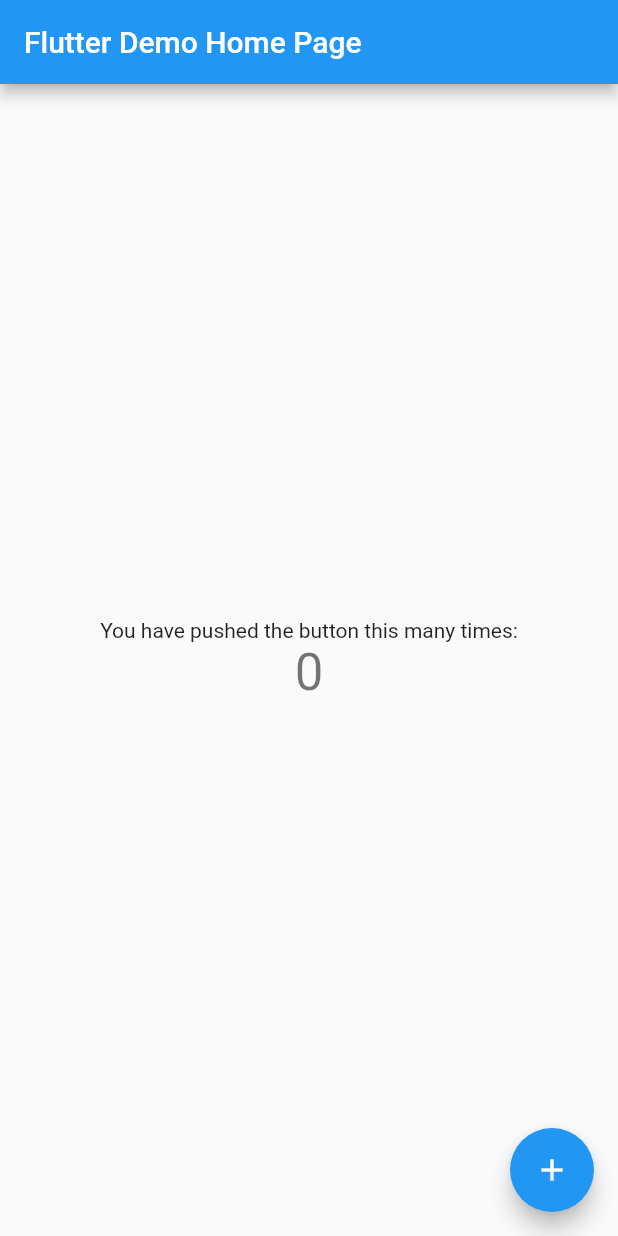
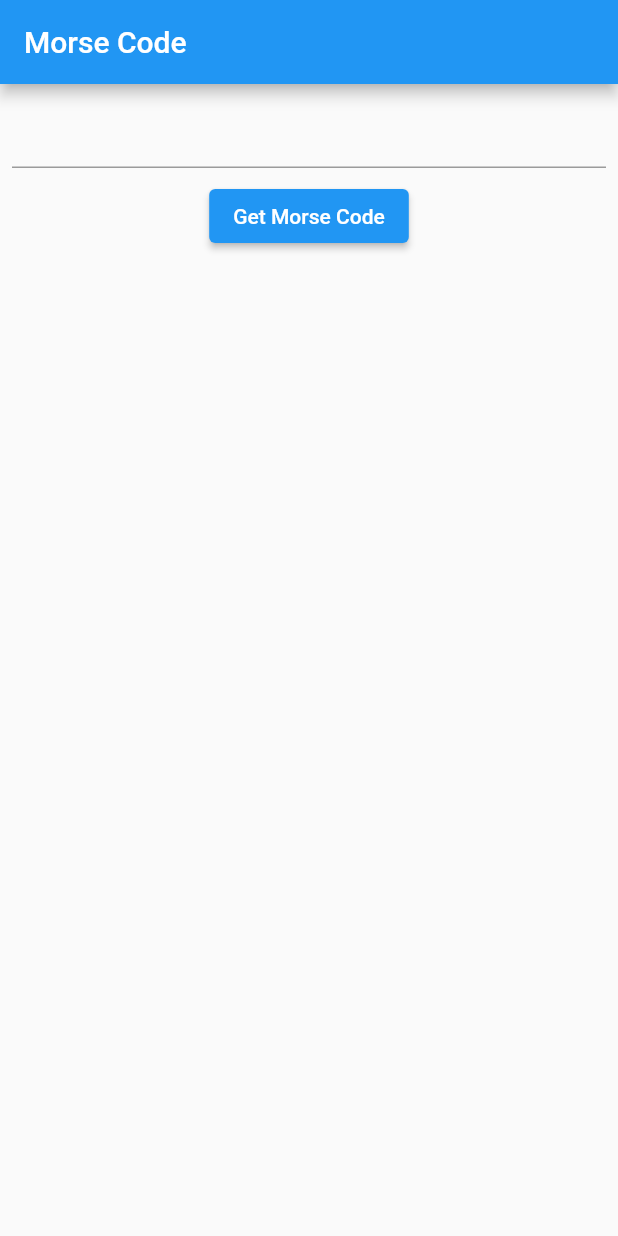
Before and after one commit to RohanKhatua/Morse-Code-Converter, a Flutter app: the screen it shows after launch, on a phone screen of 412 x 824 dp. Run offline on Flutter 3.47's test engine with Material 2 defaults, Android fonts, the phone set to English and light mode, and no system bars; missing offline and left inert: torch_light.

Commit message:
Added Home page and flashlight functionality

```diff
--- a/lib/main.dart
+++ b/lib/main.dart
@@ -1,4 +1,5 @@
 import 'package:flutter/material.dart';
+import 'package:morse_code/screens/home_page.dart';
 
 void main() {
   runApp(const MyApp());
@@ -7,109 +8,18 @@ void main() {
 class MyApp extends StatelessWidget {
   const MyApp({super.key});
 
-  // This widget is the root of your application.
   @override
   Widget build(BuildContext context) {
     return MaterialApp(
-      title: 'Flutter Demo',
+      title: 'Morse Code',
       theme: ThemeData(
-        // This is the theme of your application.
-        //
-        // Try running your application with "flutter run". You'll see the
-        // application has a blue toolbar. Then, without quitting the app, try
-        // changing the primarySwatch below to Colors.green and then invoke
-        // "hot reload" (press "r" in the console where you ran "flutter run",
-        // or simply save your changes to "hot reload" in a Flutter IDE).
-        // Notice that the counter didn't reset back to zero; the application
-        // is not restarted.
         primarySwatch: Colors.blue,
       ),
-      home: const MyHomePage(title: 'Flutter Demo Home Page'),
+      initialRoute: '/',
+      routes: {
+        '/': (context) => const HomePage(),
+        // '/second':(context) => const SecondPage(),
+      },
     );
   }
 }
-
-class MyHomePage extends StatefulWidget {
-  const MyHomePage({super.key, required this.title});
-
-  // This widget is the home page of your application. It is stateful, meaning
-  // that it has a State object (defined below) that contains fields that affect
-  // how it looks.
-
-  // This class is the configuration for the state. It holds the values (in this
-  // case the title) provided by the parent (in this case the App widget) and
-  // used by the build method of the State. Fields in a Widget subclass are
-  // always marked "final".
-
-  final String title;
-
-  @override
-  State<MyHomePage> createState() => _MyHomePageState();
-}
-
-class _MyHomePageState extends State<MyHomePage> {
-  int _counter = 0;
-
-  void _incrementCounter() {
-    setState(() {
-      // This call to setState tells the Flutter framework that something has
-      // changed in this State, which causes it to rerun the build method below
-      // so that the display can reflect the updated values. If we changed
-      // _counter without calling setState(), then the build method would not be
-      // called again, and so nothing would appear to happen.
-      _counter++;
-    });
-  }
-
-  @override
-  Widget build(BuildContext context) {
-    // This method is rerun every time setState is called, for instance as done
-    // by the _incrementCounter method above.
-    //
-    // The Flutter framework has been optimized to make rerunning build methods
-    // fast, so that you can just rebuild anything that needs updating rather
-    // than having to individually change instances of widgets.
-    return Scaffold(
-      appBar: AppBar(
-        // Here we take the value from the MyHomePage object that was created by
-        // the App.build method, and use it to set our appbar title.
-        title: Text(widget.title),
-      ),
-      body: Center(
-        // Center is a layout widget. It takes a single child and positions it
-        // in the middle of the parent.
-        child: Column(
-          // Column is also a layout widget. It takes a list of children and
-          // arranges them vertically. By default, it sizes itself to fit its
-          // children horizontally, and tries to be as tall as its parent.
-          //
-          // Invoke "debug painting" (press "p" in the console, choose the
-          // "Toggle Debug Paint" action from the Flutter Inspector in Android
-          // Studio, or the "Toggle Debug Paint" command in Visual Studio Code)
-          // to see the wireframe for each widget.
-          //
-          // Column has various properties to control how it sizes itself and
-          // how it positions its children. Here we use mainAxisAlignment to
-          // center the children vertically; the main axis here is the vertical
-          // axis because Columns are vertical (the cross axis would be
-          // horizontal).
-          mainAxisAlignment: MainAxisAlignment.center,
-          children: <Widget>[
-            const Text(
-              'You have pushed the button this many times:',
-            ),
-            Text(
-              '$_counter',
-              style: Theme.of(context).textTheme.headline4,
-            ),
-          ],
-        ),
-      ),
-      floatingActionButton: FloatingActionButton(
-        onPressed: _incrementCounter,
-        tooltip: 'Increment',
-        child: const Icon(Icons.add),
-      ), // This trailing comma makes auto-formatting nicer for build methods.
-    );
-  }
-}
--- /dev/null
+++ b/lib/screens/home_page.dart
@@ -0,0 +1,42 @@
+import 'package:flutter/material.dart';
+import 'package:morse_code/screens/code_display.dart';
+
+class HomePage extends StatefulWidget {
+  const HomePage({super.key});
+
+  @override
+  State<HomePage> createState() => _HomePageState();
+}
+
+class _HomePageState extends State<HomePage> {
+  final myController = TextEditingController();
+  String inputText = "";
+
+  @override
+  Widget build(BuildContext context) {
+    return Scaffold(
+      appBar: AppBar(title: const Text("Morse Code")),
+      body: Column(
+        children: [
+          Padding(
+            padding: const EdgeInsets.all(8.0),
+            child: TextField(
+              controller: myController,
+            ),
+          ),
+          ElevatedButton(
+              onPressed: () {
+                inputText = myController.text;
+
+                Navigator.push(
+                  context,
+                  MaterialPageRoute(
+                      builder: (context) => CodeDisplay(inputText)),
+                );
+              },
+              child: const Text("Get Morse Code")),
+        ],
+      ),
+    );
+  }
+}
--- a/pubspec.yaml
+++ b/pubspec.yaml
@@ -36,6 +36,7 @@ dependencies:
   # The following adds the Cupertino Icons font to your application.
   # Use with the CupertinoIcons class for iOS style icons.
   cupertino_icons: ^1.0.2
+  torch_light: ^0.4.0
 
 dev_dependencies:
   flutter_test:
```
Also changed, not shown: lib/screens/code_display.dart (added, +138 -0 lines), pubspec.lock, 1 other file.
